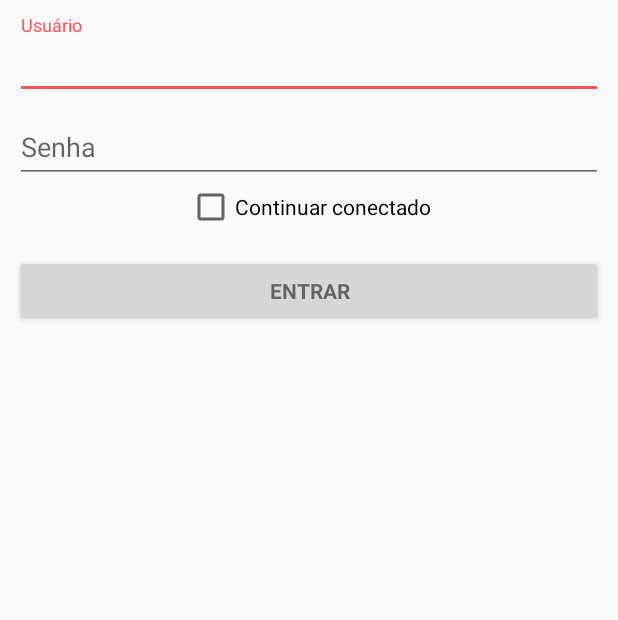
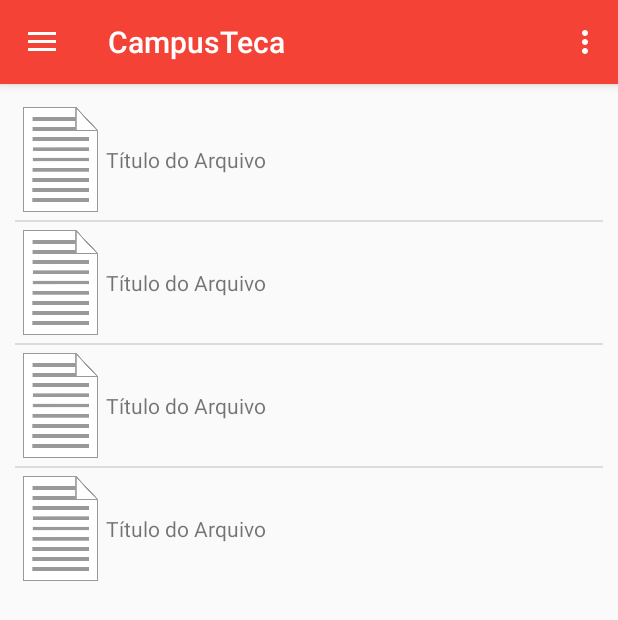
Before and after one commit to pablobedoya/CampusTeca, an Android app: the screen it shows after launch (LoginActivity before the commit, MainActivity after it), on a phone screen of 412 x 824 dp. Shown: the top 620 px of the screen. Run offline under Robolectric (Android 15) with nearby library versions, the phone set to English and light mode, and no system bars.

Commit message:
Removing LoginActivity and changing term 'archive' to 'book'

```diff
--- a/app/src/main/java/br/ufrn/imd/campusteca/CreateReviewActivity.java
+++ b/app/src/main/java/br/ufrn/imd/campusteca/CreateReviewActivity.java
@@ -2,8 +2,6 @@
 
 import android.content.Intent;
 import android.os.Bundle;
-import android.support.design.widget.FloatingActionButton;
-import android.support.design.widget.Snackbar;
 import android.support.v7.app.AppCompatActivity;
 import android.support.v7.widget.Toolbar;
 import android.view.View;
@@ -29,7 +27,7 @@
             @Override
             public void onClick(View v) {
                 String review = reviewEditText.getText().toString();
-                Intent intent = new Intent(CreateReviewActivity.this, ArchiveActivity.class);
+                Intent intent = new Intent(CreateReviewActivity.this, BookActivity.class);
                 intent.putExtra("EXTRA_REVIEW", review);
                 startActivity(intent);
             }
--- a/app/src/main/java/br/ufrn/imd/campusteca/MainActivity.java
+++ b/app/src/main/java/br/ufrn/imd/campusteca/MainActivity.java
@@ -42,11 +42,11 @@
         NavigationView navigationView = (NavigationView) findViewById(R.id.nav_view);
         navigationView.setNavigationItemSelectedListener(this);
 
-        listView = (ListView) findViewById(R.id.archiveListView);
+        listView = (ListView) findViewById(R.id.bookListView);
         listView.setOnItemClickListener(new AdapterView.OnItemClickListener() {
             @Override
             public void onItemClick(AdapterView<?> parent, View view, int position, long id) {
-                Intent intent = new Intent(MainActivity.this, ArchiveActivity.class);
+                Intent intent = new Intent(MainActivity.this, BookActivity.class);
                 startActivity(intent);
             }
         });
@@ -113,10 +113,10 @@
 
     private void loadData() {
         itens = new ArrayList<ListViewItem>();
-        ListViewItem item1 = new ListViewItem("Título do Arquivo", R.drawable.archive);
-        ListViewItem item2 = new ListViewItem("Título do Arquivo", R.drawable.archive);
-        ListViewItem item3 = new ListViewItem("Título do Arquivo", R.drawable.archive);
-        ListViewItem item4 = new ListViewItem("Título do Arquivo", R.drawable.archive);
+        ListViewItem item1 = new ListViewItem("Título do Arquivo", R.drawable.book);
+        ListViewItem item2 = new ListViewItem("Título do Arquivo", R.drawable.book);
+        ListViewItem item3 = new ListViewItem("Título do Arquivo", R.drawable.book);
+        ListViewItem item4 = new ListViewItem("Título do Arquivo", R.drawable.book);
 
         itens.add(item1);
         itens.add(item2);
--- a/app/src/main/java/br/ufrn/imd/campusteca/adapter/ListViewAdapter.java
+++ b/app/src/main/java/br/ufrn/imd/campusteca/adapter/ListViewAdapter.java
@@ -42,8 +42,8 @@
 
         view = mInflater.inflate(R.layout.item_list_view, null);
 
-        ((TextView) view.findViewById(R.id.archiveTitleTextView)).setText(item.getTitle());
-        ((ImageView) view.findViewById(R.id.archiveImageView)).setImageResource(item.getImage());
+        ((TextView) view.findViewById(R.id.bookTitleTextView)).setText(item.getTitle());
+        ((ImageView) view.findViewById(R.id.bookImageView)).setImageResource(item.getImage());
 
         return view;
     }
--- a/app/src/main/res/drawable/archive_background.xml
+++ b/app/src/main/res/drawable/book_background.xml
@@ -1,6 +1,6 @@
 <?xml version="1.0" encoding="UTF-8"?>
 <shape xmlns:android="http://schemas.android.com/apk/res/android"
-    android:id="@+id/archive_background_shape">
+    android:id="@+id/book_background_shape">
     <padding
         android:bottom="2dp"
         android:left="2dp"
--- a/app/src/main/res/layout/activity_archive.xml
+++ b/app/src/main/res/layout/activity_book.xml
@@ -6,7 +6,7 @@
     android:layout_width="match_parent"
     android:layout_height="match_parent"
     android:fitsSystemWindows="true"
-    tools:context="br.ufrn.imd.campusteca.ArchiveActivity">
+    tools:context="br.ufrn.imd.campusteca.BookActivity">
 
     <android.support.design.widget.AppBarLayout
         android:layout_height="wrap_content"
@@ -22,7 +22,7 @@
 
     </android.support.design.widget.AppBarLayout>
 
-    <include layout="@layout/content_archive" />
+    <include layout="@layout/content_book" />
 
     <android.support.design.widget.FloatingActionButton
         android:id="@+id/fab"
--- a/app/src/main/res/layout/activity_login.xml
+++ /dev/null
@@ -1,85 +0,0 @@
-<LinearLayout xmlns:android="http://schemas.android.com/apk/res/android"
-    xmlns:tools="http://schemas.android.com/tools"
-    android:layout_width="match_parent"
-    android:layout_height="match_parent"
-    android:gravity="center_horizontal"
-    android:orientation="vertical"
-    android:paddingBottom="@dimen/activity_vertical_margin"
-    android:paddingLeft="@dimen/activity_horizontal_margin"
-    android:paddingRight="@dimen/activity_horizontal_margin"
-    android:paddingTop="@dimen/activity_vertical_margin"
-    tools:context=".LoginActivity">
-
-    <!-- Login progress -->
-    <ProgressBar
-        android:id="@+id/login_progress"
-        style="?android:attr/progressBarStyleLarge"
-        android:layout_width="wrap_content"
-        android:layout_height="wrap_content"
-        android:layout_marginBottom="8dp"
-        android:visibility="gone" />
-
-    <ScrollView
-        android:id="@+id/login_form"
-        android:layout_width="match_parent"
-        android:layout_height="match_parent">
-
-        <LinearLayout
-            android:id="@+id/username_login_form"
-            android:layout_width="match_parent"
-            android:layout_height="wrap_content"
-            android:orientation="vertical">
-
-            <android.support.design.widget.TextInputLayout
-                android:layout_width="match_parent"
-                android:layout_height="wrap_content">
-
-                <AutoCompleteTextView
-                    android:id="@+id/username"
-                    android:layout_width="match_parent"
-                    android:layout_height="wrap_content"
-                    android:hint="@string/prompt_username"
-                    android:inputType="text"
-                    android:maxLines="1"
-                    android:singleLine="true" />
-
-            </android.support.design.widget.TextInputLayout>
-
-            <android.support.design.widget.TextInputLayout
-                android:layout_width="match_parent"
-                android:layout_height="wrap_content">
-
-                <EditText
-                    android:id="@+id/password"
-                    android:layout_width="match_parent"
-                    android:layout_height="wrap_content"
-                    android:hint="@string/prompt_password"
-                    android:imeActionId="@+id/login"
-                    android:imeActionLabel="@string/action_sign_in_short"
-                    android:imeOptions="actionUnspecified"
-                    android:inputType="textPassword"
-                    android:maxLines="1"
-                    android:singleLine="true" />
-
-            </android.support.design.widget.TextInputLayout>
-
-            <CheckBox
-                android:layout_width="wrap_content"
-                android:layout_height="wrap_content"
-                android:text="@string/stay_signed_in"
-                android:id="@+id/staySignedInCheckBox"
-                android:checked="false"
-                android:layout_gravity="center_horizontal" />
-
-            <Button
-                android:id="@+id/username_sign_in_button"
-                style="?android:textAppearanceSmall"
-                android:layout_width="match_parent"
-                android:layout_height="wrap_content"
-                android:layout_marginTop="16dp"
-                android:text="@string/action_sign_in"
-                android:textStyle="bold" />
-
-        </LinearLayout>
-    </ScrollView>
-</LinearLayout>
--- a/app/src/main/res/layout/content_main.xml
+++ b/app/src/main/res/layout/content_main.xml
@@ -12,7 +12,7 @@
     <ListView
         android:layout_width="wrap_content"
         android:layout_height="wrap_content"
-        android:id="@+id/archiveListView"
+        android:id="@+id/bookListView"
         android:layout_alignParentTop="true"
         android:layout_alignParentStart="true" />
 </RelativeLayout>
--- a/app/src/main/res/layout/item_list_view.xml
+++ b/app/src/main/res/layout/item_list_view.xml
@@ -11,13 +11,13 @@
         android:padding="5sp">
 
         <ImageView
-            android:id="@+id/archiveImageView"
+            android:id="@+id/bookImageView"
             android:layout_width="50dp"
             android:layout_height="70dp"
             android:scaleType="fitXY" />
 
         <TextView
-            android:id="@+id/archiveTitleTextView"
+            android:id="@+id/bookTitleTextView"
             android:layout_width="match_parent"
             android:layout_height="match_parent"
             android:layout_marginLeft="5sp"
--- a/app/src/main/res/values/strings.xml
+++ b/app/src/main/res/values/strings.xml
@@ -3,21 +3,10 @@
     <string name="action_settings">Settings</string>
 
     <string name="title_activity_login">Entrar</string>
-    <string name="title_activity_main">Arquivos recentes</string>
-    <string name="title_activity_archive">Arquivo</string>
+    <string name="title_activity_main">Livros recentes</string>
+    <string name="title_activity_book">Livro</string>
     <string name="title_activity_create_review">Criar resenha</string>
 
     <string name="navigation_drawer_open">Open navigation drawer</string>
     <string name="navigation_drawer_close">Close navigation drawer</string>
-
-    <!-- Strings related to login -->
-    <string name="prompt_username">Usuário</string>
-    <string name="prompt_password">Senha</string>
-    <string name="action_sign_in">ENTRAR</string>
-    <string name="action_sign_in_short">Entrar</string>
-    <string name="error_invalid_username">Usuário inválido</string>
-    <string name="error_invalid_password">Senha inválida</string>
-    <string name="error_incorrect_password">Senha incorreta</string>
-    <string name="error_field_required">Campo obrigatório</string>
-    <string name="stay_signed_in">Continuar conectado</string>
 </resources>
```
Also changed, not shown: app/src/main/AndroidManifest.xml (+3 -8 lines), app/src/main/java/br/ufrn/imd/campusteca/BookActivity.java (renamed from app/src/main/java/br/ufrn/imd/campusteca/ArchiveActivity.java, +3 -5 lines), app/src/main/java/br/ufrn/imd/campusteca/LoginActivity.java (deleted, +0 -246 lines), app/src/main/res/layout/content_book.xml (renamed from app/src/main/res/layout/content_archive.xml, +20 -20 lines), app/src/main/res/layout/content_create_review.xml (+11 -11 lines), app/src/main/res/drawable/book.png (renamed from app/src/main/res/drawable/archive.png), 1 other file.
